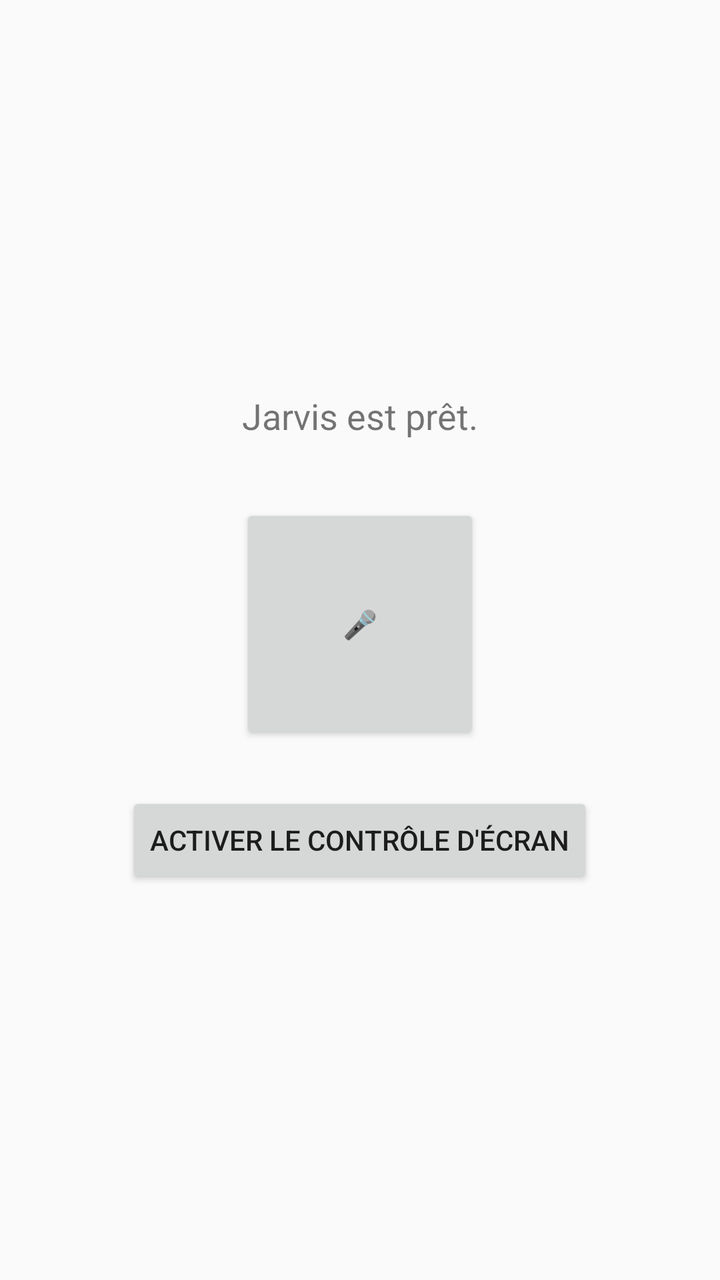
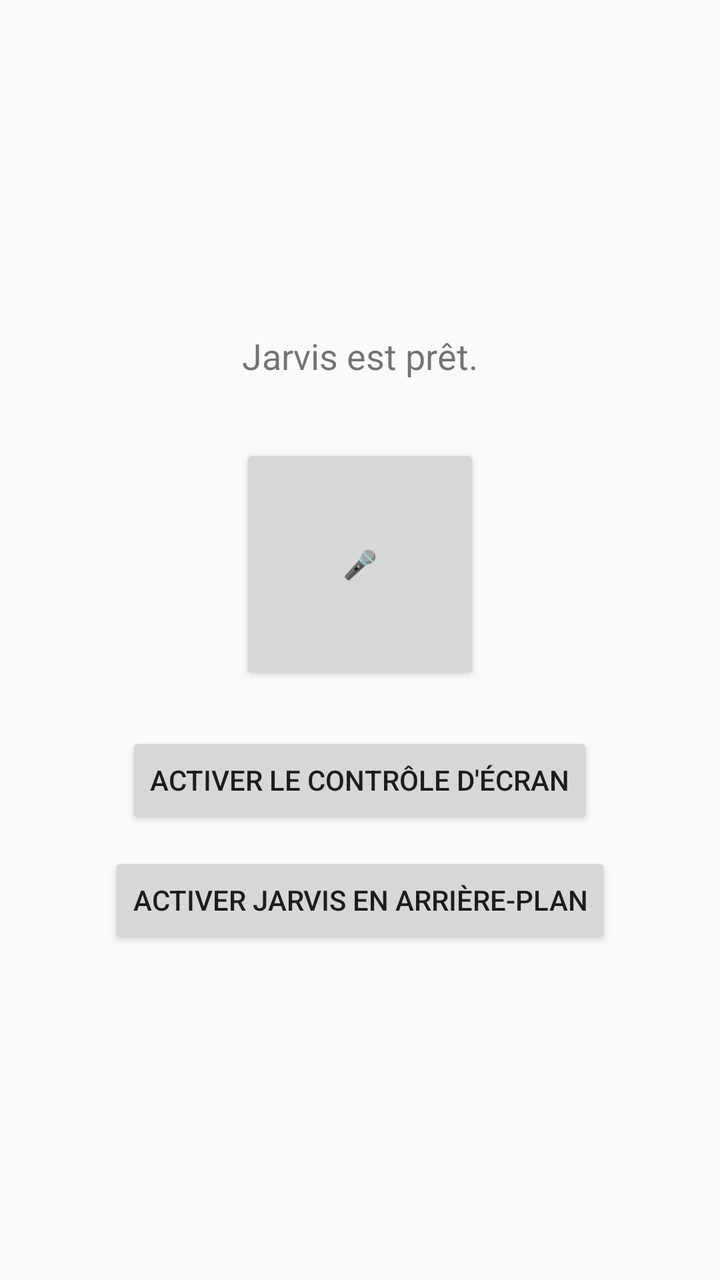

Compare the two renders of this Android layout. The source of the first and the diff that turns it into the second are given below.
<!-- AndroidManifest.xml: application theme Theme.AppCompat.DayNight -->
<!-- res/layout/activity_main.xml -->
<?xml version="1.0" encoding="utf-8"?>
<LinearLayout xmlns:android="http://schemas.android.com/apk/res/android"
    android:layout_width="match_parent"
    android:layout_height="match_parent"
    android:orientation="vertical"
    android:gravity="center"
    android:padding="24dp">

    <TextView
        android:id="@+id/statusText"
        android:layout_width="wrap_content"
        android:layout_height="wrap_content"
        android:text="Jarvis est prêt."
        android:textSize="18sp"
        android:layout_marginBottom="32dp" />

    <Button
        android:id="@+id/micButton"
        android:layout_width="120dp"
        android:layout_height="120dp"
        android:text="🎤" />

    <Button
        android:id="@+id/enableAccessibilityButton"
        android:layout_width="wrap_content"
        android:layout_height="wrap_content"
        android:layout_marginTop="24dp"
        android:text="Activer le contrôle d'écran" />

</LinearLayout>
<!-- resources referenced by this layout -->
<resources>

</resources>

<!-- the commit's change to res/layout/activity_main.xml (unified diff, before → after) -->
@@ -27,4 +27,11 @@
         android:layout_marginTop="24dp"
         android:text="Activer le contrôle d'écran" />
 
+    <Button
+        android:id="@+id/enableBackgroundButton"
+        android:layout_width="wrap_content"
+        android:layout_height="wrap_content"
+        android:layout_marginTop="12dp"
+        android:text="Activer Jarvis en arrière-plan" />
+
 </LinearLayout>
